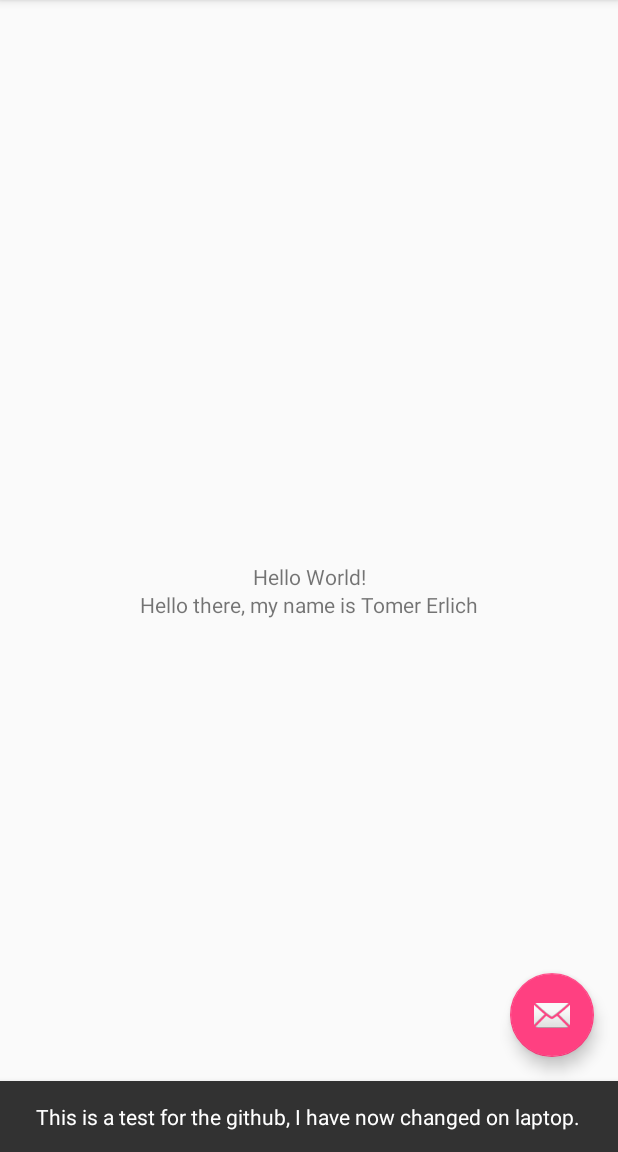
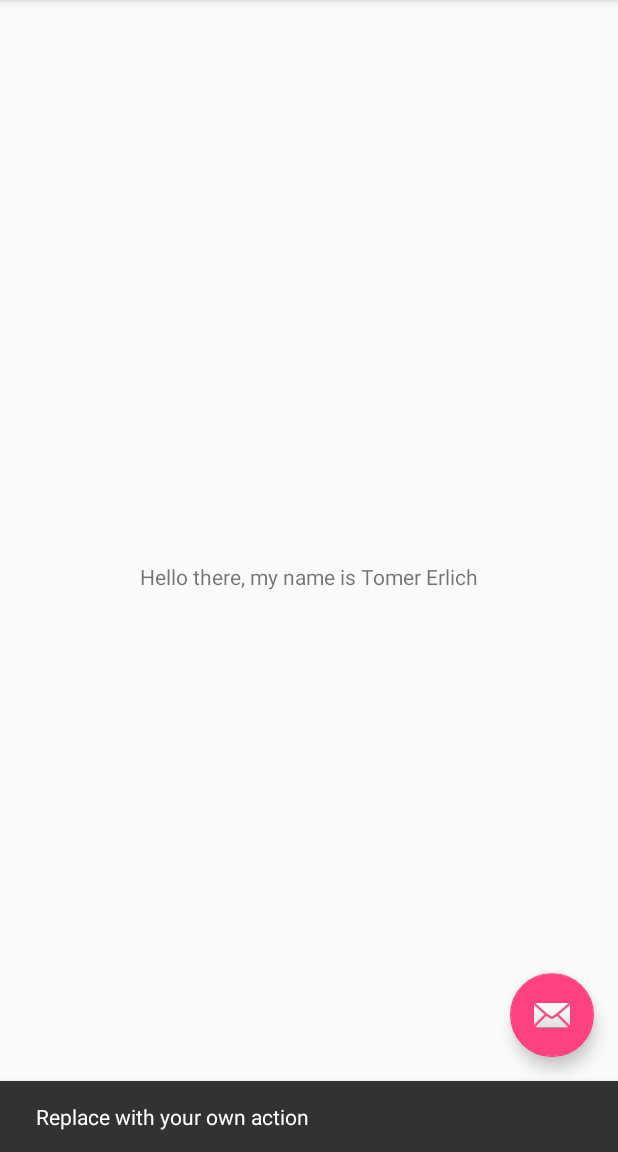
Before and after one commit to tomerlich/CIS53_HW2_99951, an Android app: the screen it shows after launch (MainActivity), after a tap on an icon or button, on a phone screen of 412 x 824 dp, the part 84-1236 px from its top. Run offline under Robolectric (Android 15) with nearby library versions, the phone set to English and light mode, and no system bars.

Commit message:
This makes the code right again for submission for hw

```diff
--- a/app/src/main/java/deanza/edu/cis53_hw2_99951/MainActivity.java
+++ b/app/src/main/java/deanza/edu/cis53_hw2_99951/MainActivity.java
@@ -25,8 +25,7 @@ public class MainActivity extends AppCompatActivity {
         fab.setOnClickListener(new View.OnClickListener() {
             @Override
             public void onClick(View view) {
-                Snackbar.make(view, "This is a test for the github, I have now changed on laptop.",
-                        Snackbar.LENGTH_LONG)
+                Snackbar.make(view, "Replace with your own action", Snackbar.LENGTH_LONG)
                         .setAction("Action", null).show();
             }
         });
@@ -49,7 +48,7 @@ public class MainActivity extends AppCompatActivity {
 
         //noinspection SimplifiableIfStatement
         if (id == R.id.action_settings) {
-            Log.d(APP_TAG, "onOptionsItemSelected");
+            Log.d(APP_TAG, "onOptionsItemSelected: Settings");
             return true;
         }
 
--- a/app/src/main/res/layout/content_main.xml
+++ b/app/src/main/res/layout/content_main.xml
@@ -11,20 +11,10 @@
     <TextView
         android:layout_width="wrap_content"
         android:layout_height="wrap_content"
-        android:text="@string/hello_world"
-        app:layout_constraintBottom_toBottomOf="parent"
-        app:layout_constraintLeft_toLeftOf="parent"
-        app:layout_constraintRight_toRightOf="parent"
-        app:layout_constraintTop_toTopOf="parent" />
-
-    <TextView
-        android:layout_width="wrap_content"
-        android:layout_height="wrap_content"
         android:text="@string/hello_myname"
         app:layout_constraintBottom_toBottomOf="parent"
         app:layout_constraintLeft_toLeftOf="parent"
         app:layout_constraintRight_toRightOf="parent"
-        app:layout_constraintTop_toTopOf="parent"
-        app:layout_constraintVertical_bias="0.525"/>
+        app:layout_constraintTop_toTopOf="parent"/>
 
 </android.support.constraint.ConstraintLayout>
--- a/app/src/main/res/values/strings.xml
+++ b/app/src/main/res/values/strings.xml
@@ -2,5 +2,4 @@
     <string name="app_name">CIS53_HW2_99951</string>
     <string name="action_settings">Settings</string>
     <string name="hello_myname">Hello there, my name is Tomer Erlich</string>
-    <string name="hello_world">Hello World!</string>
 </resources>
```
